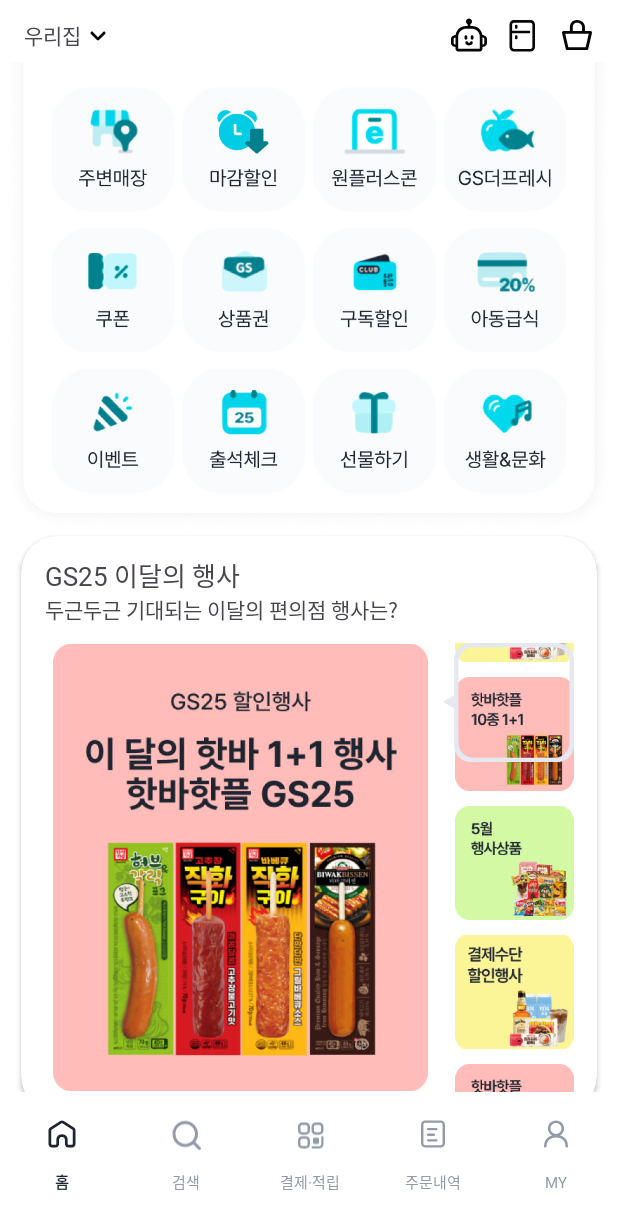
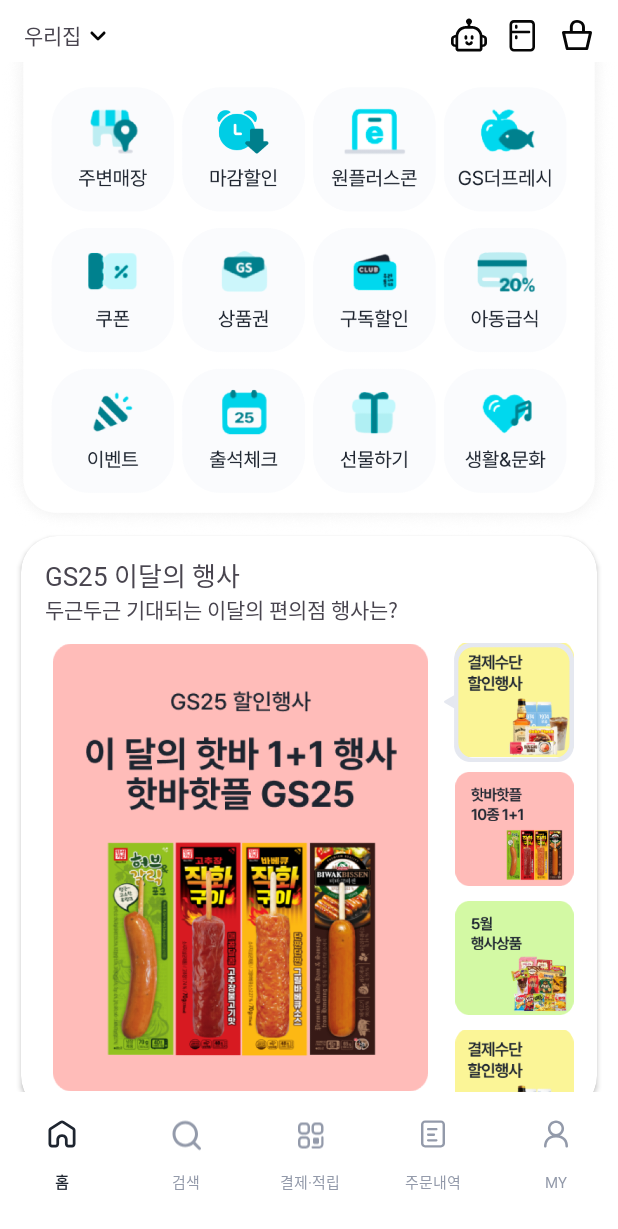
Before and after one commit to NOW-SOPT-APP7-GS-HOMETOWN/GsHometown-Android, an Android app: the screen it shows after launch (MainActivity), scrolled down 505 dp, on a phone screen of 412 x 824 dp. Shown: the top 1229 px of the screen. Run offline under Robolectric (Android 15) with nearby library versions, the phone set to English and light mode, and no system bars; our stand-ins replace data binding, navigation-ui.

Commit message:
#9 [mod] 이달의 행사 수정

```diff
--- a/app/src/main/java/com/sopt/now/gs/feature/home/HomeFragment.kt
+++ b/app/src/main/java/com/sopt/now/gs/feature/home/HomeFragment.kt
@@ -25,8 +25,6 @@ class HomeFragment : BindingFragment<FragmentHomeBinding>(R.layout.fragment_home
     var bottomBannerJob: Job? = null
     var monthEventCurrentPosition = 0
     var monthEventJob: Job? = null
-
-    //TODO
     var monthEventCurrentPosition2 = 0
     var monthEventJob2: Job? = null
 
@@ -39,7 +37,6 @@ class HomeFragment : BindingFragment<FragmentHomeBinding>(R.layout.fragment_home
         initTopBanner()
         initBottomBanner()
         initMonthEvent()
-
         initRecyclerView()
     }
 
@@ -171,10 +168,8 @@ class HomeFragment : BindingFragment<FragmentHomeBinding>(R.layout.fragment_home
                     binding.vpMainMonthEvent2.smoothScrollToPosition(0)
                     monthEventCurrentPosition2 = 0
                 } else {
-                    binding.vpMainMonthEvent2.smoothScrollToPosition(++monthEventCurrentPosition2)
-
+                    binding.vpMainMonthEvent2.smoothScrollToPosition(monthEventCurrentPosition2++)
                 }
-
             }
         }
     }
--- a/app/src/main/res/layout/item_main_month_event.xml
+++ b/app/src/main/res/layout/item_main_month_event.xml
@@ -5,14 +5,19 @@
     android:layout_height="wrap_content">
 
     <ImageView
-        android:paddingBottom="10dp"
         android:id="@+id/iv_main_month_event_img"
         android:layout_width="wrap_content"
         android:layout_height="wrap_content"
         android:adjustViewBounds="true"
         android:src="@drawable/img_main_month_event_banner1"
-        app:layout_constraintBottom_toBottomOf="parent"
         app:layout_constraintEnd_toEndOf="parent"
         app:layout_constraintStart_toStartOf="parent"
         app:layout_constraintTop_toTopOf="parent" />
+
+    <View
+        android:layout_width="0dp"
+        android:layout_height="10dp"
+        app:layout_constraintEnd_toEndOf="@id/iv_main_month_event_img"
+        app:layout_constraintStart_toStartOf="@id/iv_main_month_event_img"
+        app:layout_constraintTop_toBottomOf="@id/iv_main_month_event_img" />
 </androidx.constraintlayout.widget.ConstraintLayout>
```
